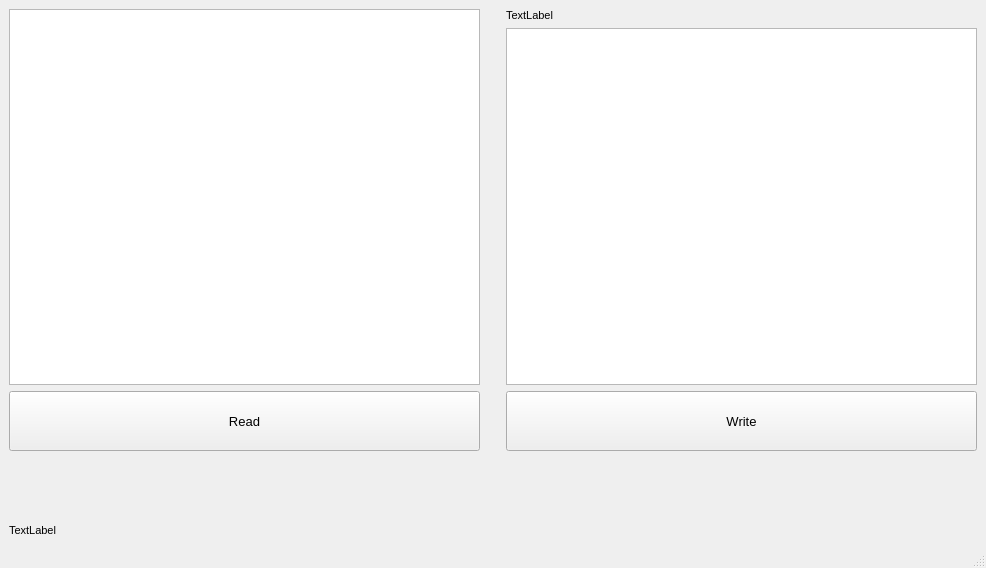
Qt form mainwindow.ui (horvathzoltan/sdclone) before a commit.
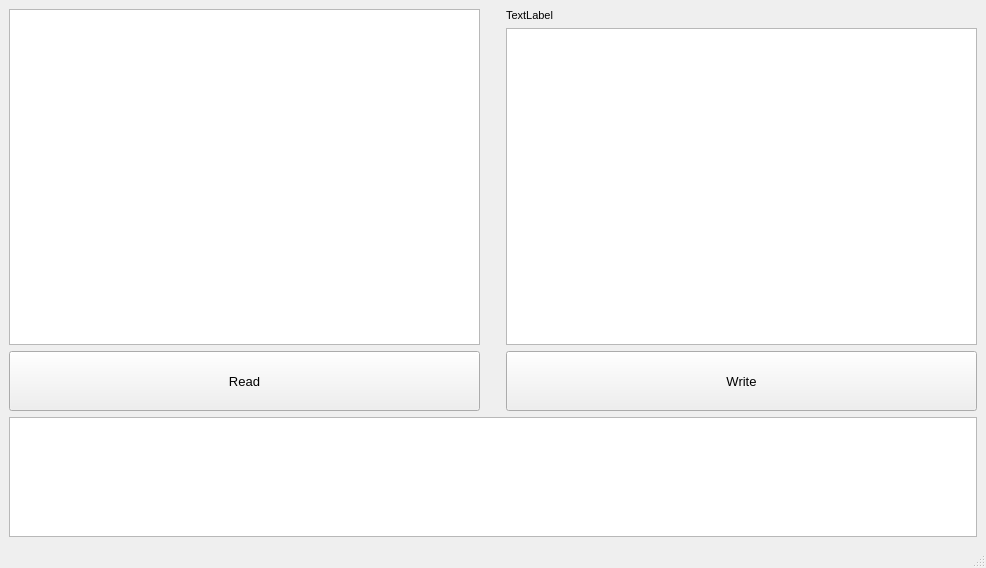
The same form after that commit.

```diff
--- a/mainwindow.ui
+++ b/mainwindow.ui
@@ -10,6 +10,11 @@
     <height>568</height>
    </rect>
   </property>
+  <property name="font">
+   <font>
+    <pointsize>7</pointsize>
+   </font>
+  </property>
   <property name="windowTitle">
    <string>MainWindow</string>
   </property>
@@ -107,35 +112,15 @@
      </layout>
     </item>
     <item>
-     <widget class="QLabel" name="label_stateline">
-      <property name="sizePolicy">
-       <sizepolicy hsizetype="Preferred" vsizetype="Fixed">
-        <horstretch>0</horstretch>
-        <verstretch>0</verstretch>
-       </sizepolicy>
-      </property>
-      <property name="minimumSize">
-       <size>
-        <width>0</width>
-        <height>80</height>
-       </size>
-      </property>
+     <widget class="QPlainTextEdit" name="plainTextEdit_status">
       <property name="maximumSize">
        <size>
         <width>16777215</width>
-        <height>80</height>
+        <height>120</height>
        </size>
       </property>
-      <property name="font">
-       <font>
-        <pointsize>8</pointsize>
-       </font>
-      </property>
-      <property name="text">
-       <string>TextLabel</string>
-      </property>
-      <property name="alignment">
-       <set>Qt::AlignBottom|Qt::AlignLeading|Qt::AlignLeft</set>
+      <property name="textInteractionFlags">
+       <set>Qt::NoTextInteraction</set>
       </property>
      </widget>
     </item>
```
Left out of the diff: 2 changed lines with no effect on the pictures.
